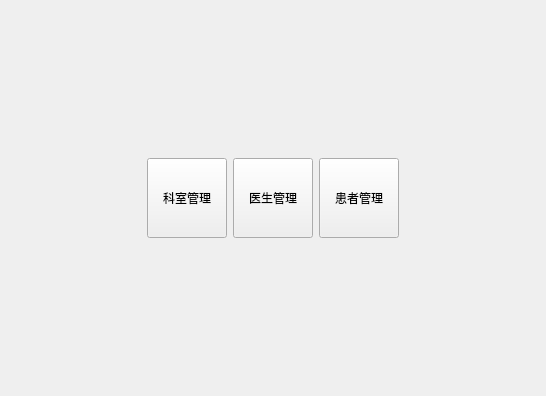
Old version of the form CaseHistoryManager/welcomeview.ui in the repository leeonbeans/QT_learning.
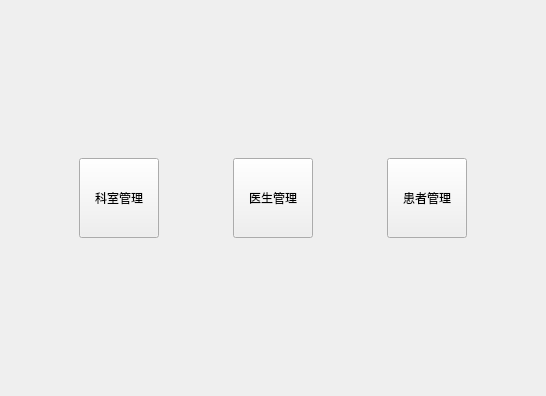
New version of the form.

```diff
--- a/CaseHistoryManager/welcomeview.ui
+++ b/CaseHistoryManager/welcomeview.ui
@@ -29,6 +29,19 @@
    </item>
    <item row="1" column="0">
     <layout class="QHBoxLayout" name="horizontalLayout">
+     <item>
+      <spacer name="horizontalSpacer_3">
+       <property name="orientation">
+        <enum>Qt::Orientation::Horizontal</enum>
+       </property>
+       <property name="sizeHint" stdset="0">
+        <size>
+         <width>40</width>
+         <height>20</height>
+        </size>
+       </property>
+      </spacer>
+     </item>
      <item>
       <widget class="QPushButton" name="btnDepartment">
        <property name="sizePolicy">
@@ -48,6 +61,19 @@
        </property>
       </widget>
      </item>
+     <item>
+      <spacer name="horizontalSpacer">
+       <property name="orientation">
+        <enum>Qt::Orientation::Horizontal</enum>
+       </property>
+       <property name="sizeHint" stdset="0">
+        <size>
+         <width>40</width>
+         <height>20</height>
+        </size>
+       </property>
+      </spacer>
+     </item>
      <item>
       <widget class="QPushButton" name="btnDoctor">
        <property name="sizePolicy">
@@ -67,6 +93,19 @@
        </property>
       </widget>
      </item>
+     <item>
+      <spacer name="horizontalSpacer_2">
+       <property name="orientation">
+        <enum>Qt::Orientation::Horizontal</enum>
+       </property>
+       <property name="sizeHint" stdset="0">
+        <size>
+         <width>40</width>
+         <height>20</height>
+        </size>
+       </property>
+      </spacer>
+     </item>
      <item>
       <widget class="QPushButton" name="btnPatient">
        <property name="sizePolicy">
@@ -86,6 +125,19 @@
        </property>
       </widget>
      </item>
+     <item>
+      <spacer name="horizontalSpacer_4">
+       <property name="orientation">
+        <enum>Qt::Orientation::Horizontal</enum>
+       </property>
+       <property name="sizeHint" stdset="0">
+        <size>
+         <width>40</width>
+         <height>20</height>
+        </size>
+       </property>
+      </spacer>
+     </item>
     </layout>
    </item>
    <item row="2" column="0">
```
